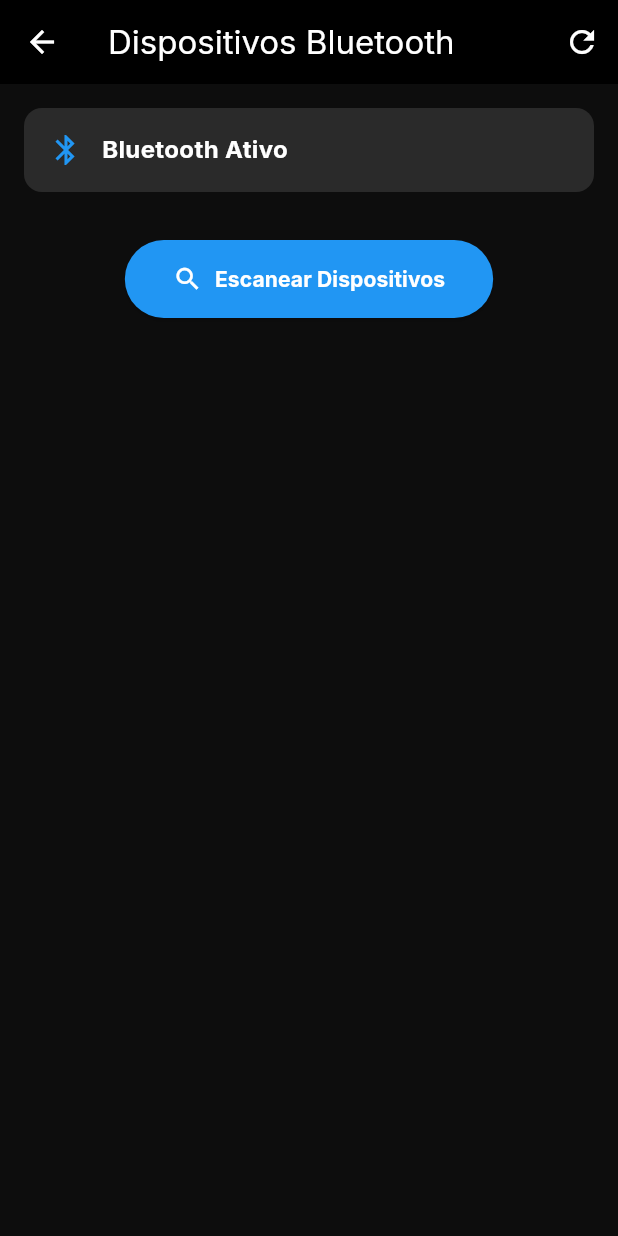
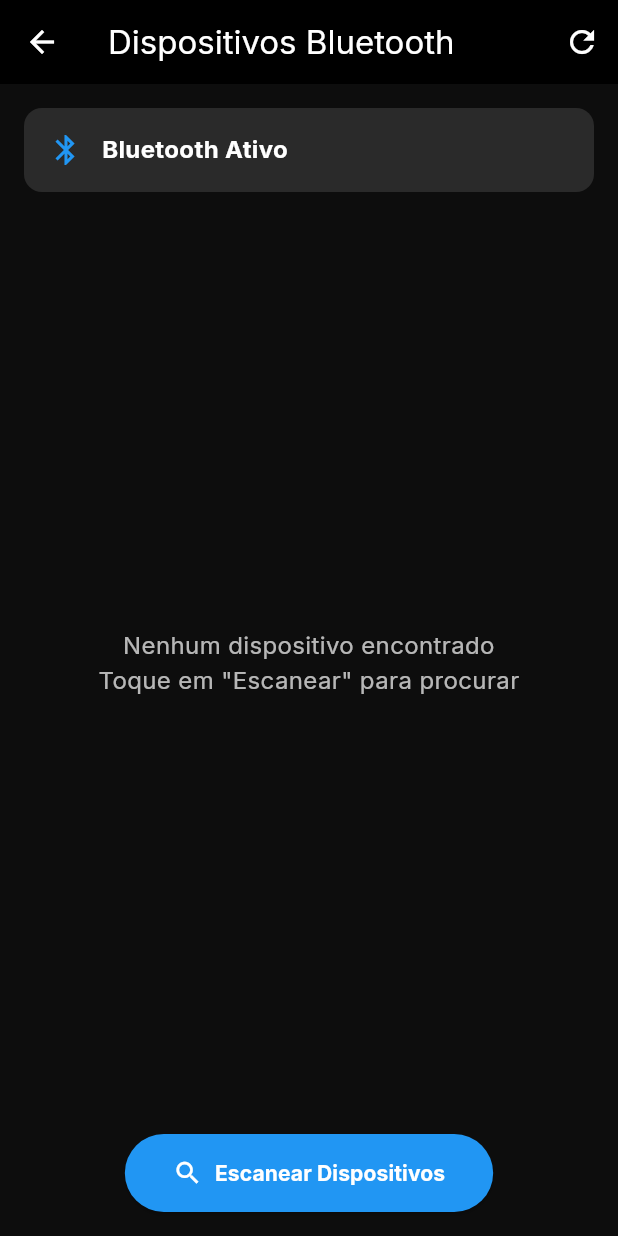
Before and after one commit to Henry0liveira/SmartHome, a Flutter app: the BluetoothPage screen opened directly, after a tap on "Escanear Dispositivos", on a phone screen of 412 x 824 dp. Run offline on Flutter 3.47's test engine with Material 3 defaults, Android fonts, the light colour scheme and no system bars; our stand-ins replace firebase_auth, firebase_core, firebase_database, fl_chart, flutter_blue_plus, fluttertoast and 3 more; accounts and stored records are empty; network calls fail.

Commit message:
Teste bluetooth 2

```diff
--- a/lib/pages/bluetooth_page.dart
+++ b/lib/pages/bluetooth_page.dart
@@ -1,5 +1,5 @@
 import 'package:flutter/material.dart';
-import 'package:flutter_bluetooth_serial/flutter_bluetooth_serial.dart';
+import 'package:flutter_blue_plus/flutter_blue_plus.dart';
 import 'package:permission_handler/permission_handler.dart';
 
 class BluetoothPage extends StatefulWidget {
@@ -10,12 +10,11 @@ class BluetoothPage extends StatefulWidget {
 }
 
 class _BluetoothPageState extends State<BluetoothPage> {
-  FlutterBluetoothSerial bluetooth = FlutterBluetoothSerial.instance;
   bool isBluetoothEnabled = false;
   bool isScanning = false;
-  BluetoothConnection? connection;
-  List<BluetoothDiscoveryResult> discoveredDevices = [];
-  List<BluetoothDevice> pairedDevices = [];
+  BluetoothDevice? connectedDevice;
+  List<ScanResult> scanResults = [];
+  List<BluetoothDevice> connectedDevices = [];
 
   @override
   void initState() {
@@ -24,15 +23,34 @@ class _BluetoothPageState extends State<BluetoothPage> {
   }
 
   Future<void> _initializeBluetooth() async {
-    // Verifica se o Bluetooth está habilitado
-    isBluetoothEnabled = await bluetooth.isEnabled ?? false;
+    // Verifica o estado do Bluetooth
+    await _checkBluetoothState();
 
-    if (isBluetoothEnabled) {
-      // Carrega dispositivos pareados
-      await _loadPairedDevices();
+    // Carrega dispositivos já conectados
+    await _loadConnectedDevices();
+
+    // Escuta mudanças no estado do Bluetooth
+    FlutterBluePlus.adapterState.listen((BluetoothAdapterState state) {
+      setState(() {
+        isBluetoothEnabled = state == BluetoothAdapterState.on;
+      });
+    });
+  }
+
+  Future<void> _checkBluetoothState() async {
+    final state = await FlutterBluePlus.adapterState.first;
+    setState(() {
+      isBluetoothEnabled = state == BluetoothAdapterState.on;
+    });
+  }
+
+  Future<void> _loadConnectedDevices() async {
+    try {
+      connectedDevices = await FlutterBluePlus.connectedDevices;
+      setState(() {});
+    } catch (e) {
+      print('Erro ao carregar dispositivos conectados: $e');
     }
-
-    setState(() {});
   }
 
   Future<void> _requestPermissions() async {
@@ -56,29 +74,20 @@ class _BluetoothPageState extends State<BluetoothPage> {
   }
 
   Future<void> _enableBluetooth() async {
-    await _requestPermissions();
-
-    if (!isBluetoothEnabled) {
-      await bluetooth.requestEnable();
-      isBluetoothEnabled = await bluetooth.isEnabled ?? false;
-
-      if (isBluetoothEnabled) {
-        await _loadPairedDevices();
-      }
-      setState(() {});
+    try {
+      await FlutterBluePlus.turnOn();
+      await _checkBluetoothState();
+    } catch (e) {
+      ScaffoldMessenger.of(context).showSnackBar(
+        SnackBar(
+          content: Text('Erro ao ativar Bluetooth: $e'),
+          backgroundColor: Colors.red,
+        ),
+      );
     }
   }
 
-  Future<void> _loadPairedDevices() async {
-    try {
-      pairedDevices = await bluetooth.getBondedDevices();
-      setState(() {});
-    } catch (e) {
-      print('Erro ao carregar dispositivos pareados: $e');
-    }
-  }
-
-  Future<void> _startDiscovery() async {
+  Future<void> _startScan() async {
     if (!isBluetoothEnabled) {
       await _enableBluetooth();
       return;
@@ -88,22 +97,30 @@ class _BluetoothPageState extends State<BluetoothPage> {
 
     setState(() {
       isScanning = true;
-      discoveredDevices.clear();
+      scanResults.clear();
     });
 
     try {
-      bluetooth.startDiscovery().listen((result) {
+      // Para o scan se já estiver rodando
+      await FlutterBluePlus.stopScan();
+
+      // Escuta os resultados do scan
+      FlutterBluePlus.scanResults.listen((results) {
         setState(() {
-          // Evita duplicatas
-          if (!discoveredDevices.any((d) => d.device.address == result.device.address)) {
-            discoveredDevices.add(result);
-          }
-        });
-      }).onDone(() {
-        setState(() {
-          isScanning = false;
+          scanResults = results;
         });
       });
+
+      // Inicia o scan por 10 segundos
+      await FlutterBluePlus.startScan(
+        timeout: const Duration(seconds: 10),
+        androidUsesFineLocation: true,
+      );
+
+      setState(() {
+        isScanning = false;
+      });
+
     } catch (e) {
       setState(() {
         isScanning = false;
@@ -119,20 +136,32 @@ class _BluetoothPageState extends State<BluetoothPage> {
 
   Future<void> _connectToDevice(BluetoothDevice device) async {
     try {
-      if (connection != null) {
-        await connection!.close();
-      }
+      // Mostra indicador de carregamento
+      showDialog(
+        context: context,
+        barrierDismissible: false,
+        builder: (context) => const Center(
+          child: CircularProgressIndicator(),
+        ),
+      );
 
-      connection = await BluetoothConnection.toAddress(device.address);
+      await device.connect(timeout: const Duration(seconds: 10));
+
+      setState(() {
+        connectedDevice = device;
+      });
+
+      // Fecha o indicador de carregamento
+      Navigator.of(context).pop();
 
       ScaffoldMessenger.of(context).showSnackBar(
         SnackBar(
-          content: Text('Conectado a ${device.name ?? 'Dispositivo'}'),
+          content: Text('Conectado a ${device.platformName.isNotEmpty ? device.platformName : 'Dispositivo'}'),
           backgroundColor: Colors.green,
         ),
       );
 
-      // Retorna para a tela anterior após conexão
+      // Retorna para a tela anterior após 2 segundos
       Future.delayed(const Duration(seconds: 2), () {
         if (mounted) {
           Navigator.pop(context);
@@ -140,6 +169,9 @@ class _BluetoothPageState extends State<BluetoothPage> {
       });
 
     } catch (e) {
+      // Fecha o indicador de carregamento
+      Navigator.of(context).pop();
+
       ScaffoldMessenger.of(context).showSnackBar(
         SnackBar(
           content: Text('Erro ao conectar: $e'),
@@ -149,15 +181,30 @@ class _BluetoothPageState extends State<BluetoothPage> {
     }
   }
 
-  Future<void> _disconnect() async {
-    if (connection != null) {
-      await connection!.close();
-      connection = null;
+  Future<void> _disconnectDevice(BluetoothDevice device) async {
+    try {
+      await device.disconnect();
+
+      setState(() {
+        if (connectedDevice == device) {
+          connectedDevice = null;
+        }
+      });
 
       ScaffoldMessenger.of(context).showSnackBar(
-        const SnackBar(
-          content: Text('Desconectado'),
+        SnackBar(
+          content: Text('Desconectado de ${device.platformName.isNotEmpty ? device.platformName : 'Dispositivo'}'),
           backgroundColor: Colors.orange,
+        ),
+      );
+
+      await _loadConnectedDevices();
+
+    } catch (e) {
+      ScaffoldMessenger.of(context).showSnackBar(
+        SnackBar(
+          content: Text('Erro ao desconectar: $e'),
+          backgroundColor: Colors.red,
         ),
       );
     }
@@ -165,9 +212,7 @@ class _BluetoothPageState extends State<BluetoothPage> {
 
   @override
   void dispose() {
-    if (connection != null) {
-      connection!.close();
-    }
+    FlutterBluePlus.stopScan();
     super.dispose();
   }
 
@@ -192,7 +237,7 @@ class _BluetoothPageState extends State<BluetoothPage> {
               isScanning ? Icons.bluetooth_searching : Icons.refresh,
               color: Colors.white,
             ),
-            onPressed: isScanning ? null : _startDiscovery,
+            onPressed: isScanning ? null : _startScan,
           ),
         ],
       ),
@@ -229,10 +274,10 @@ class _BluetoothPageState extends State<BluetoothPage> {
                           fontWeight: FontWeight.bold,
                         ),
                       ),
-                      if (connection != null)
-                        const Text(
-                          'Dispositivo Conectado',
-                          style: TextStyle(
+                      if (connectedDevice != null)
+                        Text(
+                          'Conectado: ${connectedDevice!.platformName.isNotEmpty ? connectedDevice!.platformName : 'Dispositivo'}',
+                          style: const TextStyle(
                             color: Colors.green,
                             fontSize: 12,
                           ),
@@ -262,14 +307,14 @@ class _BluetoothPageState extends State<BluetoothPage> {
             ),
           ),
 
-          // Dispositivos Pareados
-          if (pairedDevices.isNotEmpty) ...[
+          // Dispositivos Conectados
+          if (connectedDevices.isNotEmpty) ...[
             const Padding(
               padding: EdgeInsets.symmetric(horizontal: 16),
               child: Align(
                 alignment: Alignment.centerLeft,
                 child: Text(
-                  'Dispositivos Pareados',
+                  'Dispositivos Conectados',
                   style: TextStyle(
                     color: Colors.white,
                     fontSize: 18,
@@ -279,11 +324,11 @@ class _BluetoothPageState extends State<BluetoothPage> {
               ),
             ),
             const SizedBox(height: 8),
-            ...pairedDevices.map((device) => _buildDeviceCard(device, true)),
+            ...connectedDevices.map((device) => _buildDeviceCard(device, true)),
           ],
 
-          // Dispositivos Descobertos
-          if (discoveredDevices.isNotEmpty) ...[
+          // Dispositivos Encontrados
+          if (scanResults.isNotEmpty) ...[
             const Padding(
               padding: EdgeInsets.symmetric(horizontal: 16),
               child: Align(
@@ -302,11 +347,24 @@ class _BluetoothPageState extends State<BluetoothPage> {
             Expanded(
               child: ListView.builder(
                 padding: const EdgeInsets.symmetric(horizontal: 16),
-                itemCount: discoveredDevices.length,
+                itemCount: scanResults.length,
                 itemBuilder: (context, index) {
-                  final result = discoveredDevices[index];
+                  final result = scanResults[index];
                   return _buildDeviceCard(result.device, false, result.rssi);
                 },
+              ),
+            ),
+          ] else if (!isScanning && isBluetoothEnabled) ...[
+            const Expanded(
+              child: Center(
+                child: Text(
+                  'Nenhum dispositivo encontrado\nToque em "Escanear" para procurar',
+                  textAlign: TextAlign.center,
+                  style: TextStyle(
+                    color: Colors.white70,
+                    fontSize: 16,
+                  ),
+                ),
               ),
             ),
           ],
@@ -315,7 +373,7 @@ class _BluetoothPageState extends State<BluetoothPage> {
           Padding(
             padding: const EdgeInsets.all(16),
             child: ElevatedButton(
-              onPressed: isScanning || !isBluetoothEnabled ? null : _startDiscovery,
+              onPressed: isScanning || !isBluetoothEnabled ? null : _startScan,
               style: ElevatedButton.styleFrom(
                 backgroundColor: Colors.blue,
                 foregroundColor: Colors.white,
@@ -351,29 +409,38 @@ class _BluetoothPageState extends State<BluetoothPage> {
     );
   }
 
-  Widget _buildDeviceCard(BluetoothDevice device, bool isPaired, [int? rssi]) {
+  Widget _buildDeviceCard(BluetoothDevice device, bool isConnected, [int? rssi]) {
+    final deviceName = device.platformName.isNotEmpty
+        ? device.platformName
+        : 'Dispositivo Desconhecido';
+
     return Container(
       margin: const EdgeInsets.only(bottom: 12, left: 16, right: 16),
       decoration: BoxDecoration(
-        color: const Color(0xFF2A2A2A),
+        color: isConnected
+            ? const Color(0xFF1B4332)
+            : const Color(0xFF2A2A2A),
         borderRadius: BorderRadius.circular(12),
+        border: isConnected
+            ? Border.all(color: Colors.green, width: 2)
+            : null,
       ),
       child: ListTile(
         contentPadding: const EdgeInsets.symmetric(horizontal: 16, vertical: 8),
         leading: Container(
           padding: const EdgeInsets.all(8),
           decoration: BoxDecoration(
-            color: isPaired ? Colors.green : Colors.blue,
+            color: isConnected ? Colors.green : Colors.blue,
             borderRadius: BorderRadius.circular(8),
           ),
           child: Icon(
-            isPaired ? Icons.bluetooth_connected : Icons.bluetooth,
+            isConnected ? Icons.bluetooth_connected : Icons.bluetooth,
             color: Colors.white,
             size: 24,
           ),
         ),
         title: Text(
-          device.name ?? 'Dispositivo Desconhecido',
+          deviceName,
           style: const TextStyle(
             color: Colors.white,
             fontWeight: FontWeight.bold,
@@ -383,7 +450,7 @@ class _BluetoothPageState extends State<BluetoothPage> {
           crossAxisAlignment: CrossAxisAlignment.start,
           children: [
             Text(
-              device.address,
+              device.remoteId.toString(),
               style: const TextStyle(color: Colors.white70, fontSize: 12),
             ),
             if (rssi != null) ...[
@@ -409,14 +476,19 @@ class _BluetoothPageState extends State<BluetoothPage> {
           ],
         ),
         trailing: ElevatedButton(
-          onPressed: () => _connectToDevice(device),
+          onPressed: () => isConnected
+              ? _disconnectDevice(device)
+              : _connectToDevice(device),
           style: ElevatedButton.styleFrom(
-            backgroundColor: Colors.blue,
+            backgroundColor: isConnected ? Colors.red : Colors.blue,
             foregroundColor: Colors.white,
             padding: const EdgeInsets.symmetric(horizontal: 16, vertical: 8),
             shape: RoundedRectangleBorder(borderRadius: BorderRadius.circular(20)),
           ),
-          child: const Text('Conectar', style: TextStyle(fontSize: 12)),
+          child: Text(
+            isConnected ? 'Desconectar' : 'Conectar',
+            style: const TextStyle(fontSize: 12),
+          ),
         ),
       ),
     );
--- a/pubspec.yaml
+++ b/pubspec.yaml
@@ -49,6 +49,7 @@ dependencies:
   fl_chart: ^1.0.0
   provider: ^6.0.5
   flutter_bluetooth_serial: ^0.4.0
+  flutter_blue_plus: ^1.35.5
 
 dev_dependencies:
   flutter_test:
```
Also changed, not shown: pubspec.lock, 1 other file.
